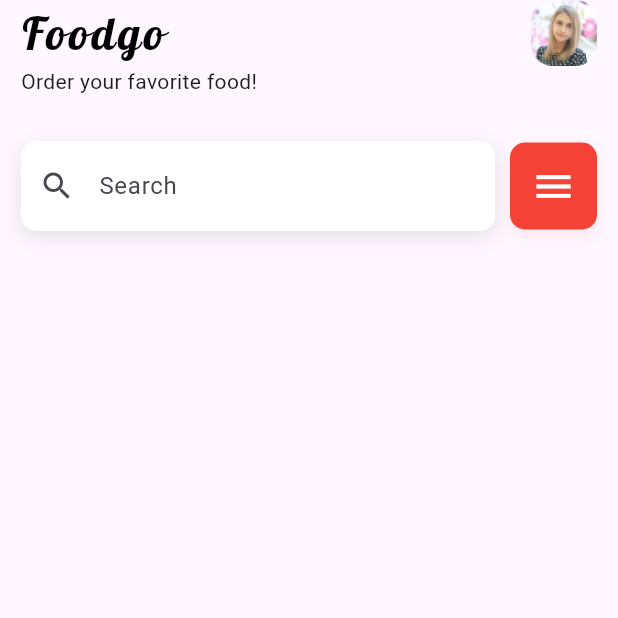
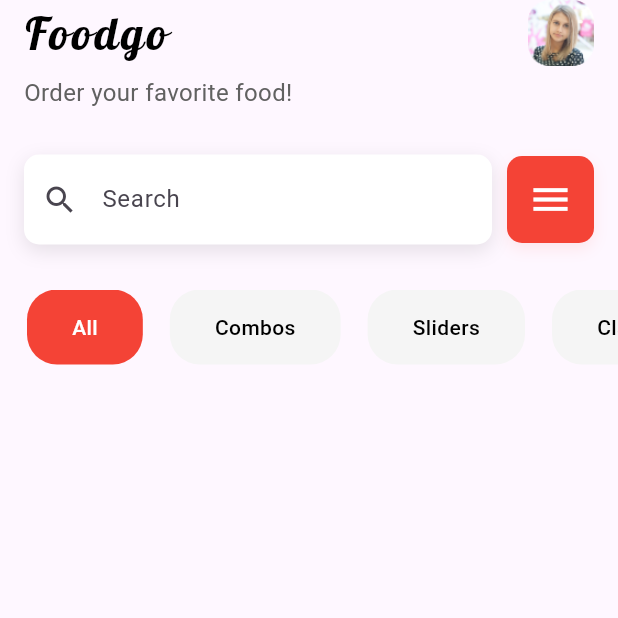
Before and after one commit to iamfarazbaloch/flutter_projects, a Flutter app: the screen it shows after launch, on a phone screen of 412 x 824 dp, the top half of it. Run offline on Flutter 3.47's test engine with Material 3 defaults, Android fonts, the phone set to English and light mode, and no system bars; our stand-ins replace flutter_slidable, google_fonts, hive, hive_flutter, permission_handler; missing offline and left inert: agora_rtc_engine; accounts and stored records are empty.

```diff
--- a/food_app/lib/pages/home_page.dart
+++ b/food_app/lib/pages/home_page.dart
@@ -1,7 +1,6 @@
 import 'package:flutter/material.dart';
 import 'package:food_app/widgets/my_search_field.dart';
-import 'package:google_fonts/google_fonts.dart'
-    show GoogleFonts;
+import 'package:google_fonts/google_fonts.dart';
 
 class HomePage extends StatefulWidget {
   const HomePage({super.key});
@@ -11,18 +10,26 @@ class HomePage extends StatefulWidget {
 }
 
 class _HomePageState extends State<HomePage> {
+  final List category = [
+    'All',
+    'Combos',
+    'Sliders',
+    'Classic',
+  ];
+
   @override
   Widget build(BuildContext context) {
     return Scaffold(
       body: SafeArea(
-        child: Padding(
-          padding: const EdgeInsets.symmetric(
-            horizontal: 14.0,
-          ),
-          child: Column(
-            crossAxisAlignment: CrossAxisAlignment.start,
-            children: [
-              Row(
+        child: Column(
+          crossAxisAlignment: CrossAxisAlignment.start,
+          children: [
+            // Header
+            Padding(
+              padding: const EdgeInsets.symmetric(
+                horizontal: 16.0,
+              ),
+              child: Row(
                 mainAxisAlignment:
                     MainAxisAlignment.spaceBetween,
                 children: [
@@ -41,11 +48,66 @@ class _HomePageState extends State<HomePage> {
                   ),
                 ],
               ),
-              Text('Order your favorite food!'),
-              SizedBox(height: 30),
-              MySearchField(),
-            ],
-          ),
+            ),
+            const SizedBox(height: 6),
+            Padding(
+              padding: const EdgeInsets.only(left: 16.0),
+              child: Text(
+                'Order your favorite food!',
+                style: TextStyle(
+                  fontSize: 16,
+                  color: Colors.grey[700],
+                ),
+              ),
+            ),
+            const SizedBox(height: 30),
+
+            // Search Field
+            const MySearchField(),
+            const SizedBox(height: 30),
+
+            // Category List
+            SizedBox(
+              height: 50,
+              child: ListView.builder(
+                scrollDirection: Axis.horizontal,
+                itemCount: category.length,
+                itemBuilder: (context, index) {
+                  return Padding(
+                    padding: const EdgeInsets.only(
+                      left: 18.0,
+                    ),
+                    child: Container(
+                      padding: const EdgeInsets.symmetric(
+                        horizontal: 30,
+                      ),
+                      decoration: BoxDecoration(
+                        color:
+                            index == 0
+                                ? Colors.red
+                                : Colors.grey[100],
+                        borderRadius: BorderRadius.circular(
+                          20,
+                        ),
+                      ),
+                      child: Center(
+                        child: Text(
+                          category[index],
+                          style: TextStyle(
+                            color:
+                                index == 0
+                                    ? Colors.white
+                                    : Colors.black,
+                            fontWeight: FontWeight.w500,
+                          ),
+                        ),
+                      ),
+                    ),
+                  );
+                },
+              ),
+            ),
+          ],
         ),
       ),
     );
--- a/food_app/lib/widgets/my_search_field.dart
+++ b/food_app/lib/widgets/my_search_field.dart
@@ -5,7 +5,9 @@ class MySearchField extends StatelessWidget {
 
   @override
   Widget build(BuildContext context) {
-    return Row(
+    return Padding(
+      padding: const EdgeInsets.symmetric(horizontal: 16.0),
+      child: Row(
         children: [
           Expanded(
             child: Container(
@@ -23,7 +25,8 @@ class MySearchField extends StatelessWidget {
                 decoration: InputDecoration(
                   hintText: 'Search',
                   prefixIcon: Icon(Icons.search),
-                contentPadding: const EdgeInsets.symmetric(
+                  contentPadding:
+                      const EdgeInsets.symmetric(
                         vertical: 18,
                       ),
                   border: OutlineInputBorder(
@@ -57,6 +60,7 @@ class MySearchField extends StatelessWidget {
             ),
           ),
         ],
+      ),
     );
   }
 }
```
Lines whose indentation alone changed are shown as unchanged.
